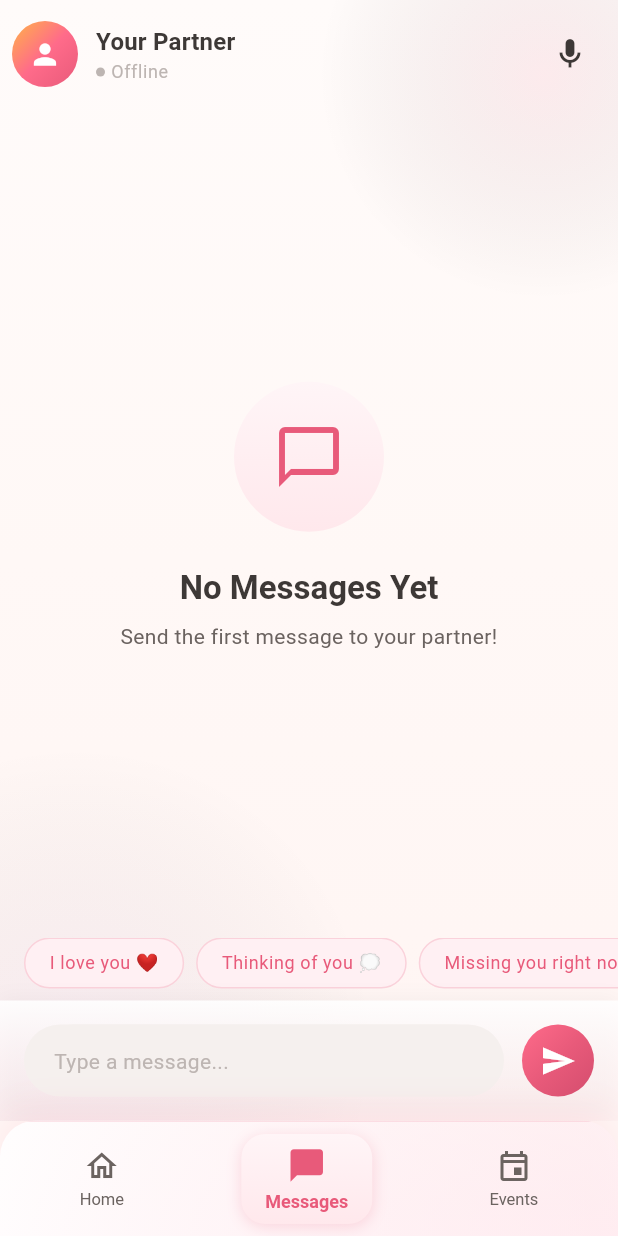
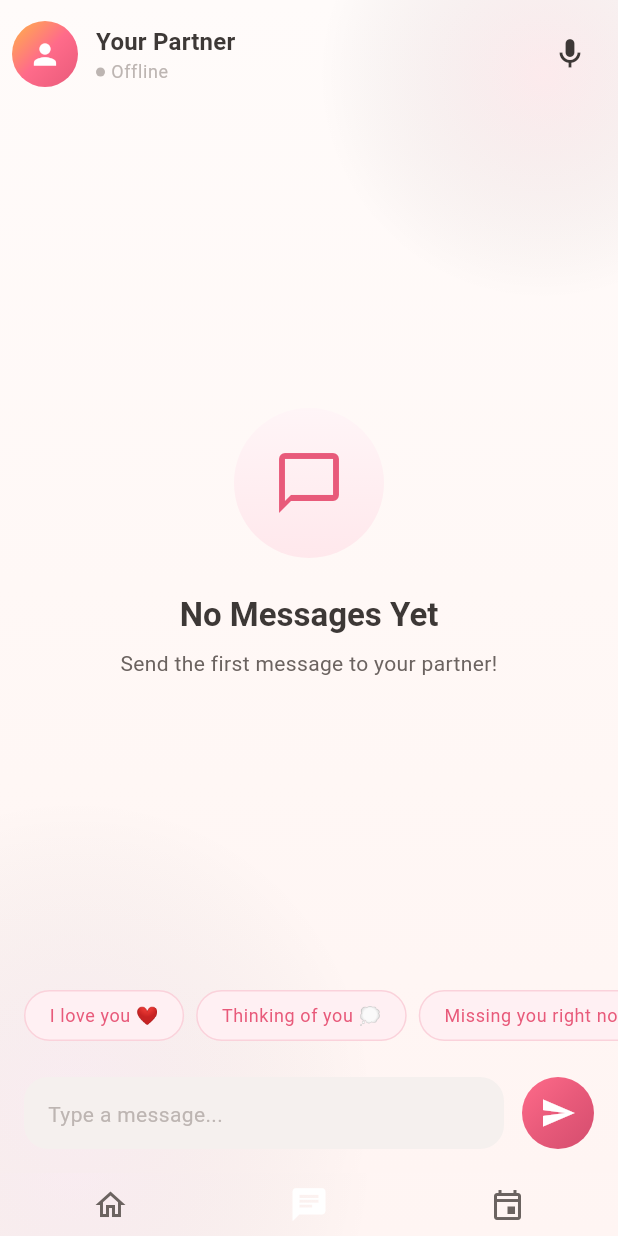
Before and after one commit to Abhishek-S-777/symphonia, a Flutter app: the MainScaffold screen opened directly with empty values, item 2 of the bottom bar chosen, on a phone screen of 412 x 824 dp. Run offline on Flutter 3.47's test engine with Material 3 defaults, Android fonts, the phone set to English and light mode, and no system bars; our stand-ins replace cloud_firestore, equatable, firebase_auth, firebase_core, firebase_messaging, firebase_storage and 10 more; missing offline and left inert: record; accounts and stored records are empty; statements that could not run were skipped.

Commit message:
fix the app bar and the nav items

```diff
--- a/lib/core/theme/app_gradients.dart
+++ b/lib/core/theme/app_gradients.dart
@@ -1,5 +1,4 @@
 import 'package:flutter/material.dart';
-import 'app_colors.dart';
 
 /// Beautiful gradients for Symphonia
 /// Creates the premium, romantic feel throughout the app
--- a/lib/features/messages/presentation/screens/messages_screen.dart
+++ b/lib/features/messages/presentation/screens/messages_screen.dart
@@ -412,33 +412,10 @@ class _MessagesScreenState extends ConsumerState<MessagesScreen> {
   Widget _buildInputArea() {
     return Container(
       padding: const EdgeInsets.all(16),
-      decoration: BoxDecoration(
-        gradient: LinearGradient(
-          begin: Alignment.topCenter,
-          end: Alignment.bottomCenter,
-          colors: [
-            AppColors.white.withValues(alpha: 0.9),
-            AppColors.primarySoft.withValues(alpha: 0.3),
-          ],
-        ),
-        boxShadow: [
-          BoxShadow(
-            color: AppColors.charcoal.withValues(alpha: 0.05),
-            blurRadius: 10,
-            offset: const Offset(0, -2),
-          ),
-        ],
-      ),
       child: SafeArea(
         child: Row(
           children: [
             Expanded(
-              child: Container(
-                padding: const EdgeInsets.symmetric(horizontal: 16),
-                decoration: BoxDecoration(
-                  color: AppColors.grayLight,
-                  borderRadius: BorderRadius.circular(24),
-                ),
               child: TextField(
                 controller: _messageController,
                 textCapitalization: TextCapitalization.sentences,
@@ -451,10 +428,12 @@ class _MessagesScreenState extends ConsumerState<MessagesScreen> {
                   ).textTheme.bodyMedium?.copyWith(color: AppColors.gray),
                   border: InputBorder.none,
                   counterText: '',
-                    contentPadding: const EdgeInsets.symmetric(vertical: 12),
+                  contentPadding: const EdgeInsets.symmetric(
+                    vertical: 12,
+                    horizontal: 12,
+                  ),
                 ),
                 onSubmitted: (value) => _sendMessage(value),
-                ),
               ),
             ),
             const SizedBox(width: 12),
--- a/lib/shared/widgets/main_scaffold.dart
+++ b/lib/shared/widgets/main_scaffold.dart
@@ -1,6 +1,7 @@
 import 'package:flutter/material.dart';
 import 'package:flutter_riverpod/flutter_riverpod.dart';
 import 'package:go_router/go_router.dart';
+import 'package:symphonia/shared/widgets/animated_gradient_background.dart';
 
 import '../../../core/services/message_service.dart';
 import '../../../core/theme/app_colors.dart';
@@ -53,72 +54,26 @@ class _MainScaffoldState extends ConsumerState<MainScaffold> {
     final selectedIndex = _getSelectedIndex();
     final unreadCount = ref.watch(unreadMessagesCountProvider).value ?? 0;
 
-    return Scaffold(
+    return GradientBackground(
+      child: Scaffold(
+        backgroundColor: Colors.transparent,
         body: widget.child,
-      bottomNavigationBar: Container(
-        decoration: BoxDecoration(
-          // Gradient background that blends with the app theme
-          gradient: LinearGradient(
-            begin: Alignment.topCenter,
-            end: Alignment.bottomCenter,
-            colors: [
-              AppColors.primarySoft.withValues(alpha: 0.6),
-              AppColors.blush.withValues(alpha: 0.8),
-            ],
-          ),
-          // Glassmorphism effect
-          boxShadow: [
-            BoxShadow(
-              color: AppColors.primary.withValues(alpha: 0.1),
-              blurRadius: 20,
-              offset: const Offset(0, -8),
-            ),
-          ],
-          // Rounded top corners for premium feel
-          borderRadius: const BorderRadius.only(
-            topLeft: Radius.circular(24),
-            topRight: Radius.circular(24),
-          ),
-        ),
-        child: ClipRRect(
-          borderRadius: const BorderRadius.only(
-            topLeft: Radius.circular(24),
-            topRight: Radius.circular(24),
-          ),
-          child: Container(
-            decoration: BoxDecoration(
-              gradient: LinearGradient(
-                begin: Alignment.topLeft,
-                end: Alignment.bottomRight,
-                colors: [
-                  AppColors.white.withValues(alpha: 0.9),
-                  AppColors.primarySoft.withValues(alpha: 0.5),
-                ],
-              ),
-              border: Border(
-                top: BorderSide(
-                  color: AppColors.primary.withValues(alpha: 0.15),
-                  width: 1,
-                ),
-              ),
-            ),
-            child: SafeArea(
+        bottomNavigationBar: SafeArea(
           child: Padding(
             padding: const EdgeInsets.symmetric(horizontal: 8, vertical: 8),
             child: Row(
+              crossAxisAlignment: CrossAxisAlignment.center,
               mainAxisAlignment: MainAxisAlignment.spaceAround,
               children: [
                 _buildNavItem(
                   icon: Icons.home_outlined,
-                      activeIcon: Icons.home_rounded,
-                      label: 'Home',
+                  activeIcon: Icons.home_outlined,
                   index: 0,
                   isSelected: selectedIndex == 0,
                 ),
                 _buildNavItem(
-                      icon: Icons.chat_bubble_outline_rounded,
-                      activeIcon: Icons.chat_bubble_rounded,
-                      label: 'Messages',
+                  icon: Icons.chat,
+                  activeIcon: Icons.chat,
                   index: 1,
                   isSelected: selectedIndex == 1,
                   badge: unreadCount,
@@ -126,20 +81,16 @@ class _MainScaffoldState extends ConsumerState<MainScaffold> {
                 // _buildNavItem(
                 //   icon: Icons.photo_library_outlined,
                 //   activeIcon: Icons.photo_library_rounded,
-                    //   label: 'Gallery',
                 //   index: 2,
                 //   isSelected: selectedIndex == 2,
                 // ),
                 _buildNavItem(
                   icon: Icons.event_outlined,
                   activeIcon: Icons.event_rounded,
-                      label: 'Events',
                   index: 3,
                   isSelected: selectedIndex == 3,
                 ),
               ],
-                ),
-              ),
             ),
           ),
         ),
@@ -150,34 +101,14 @@ class _MainScaffoldState extends ConsumerState<MainScaffold> {
   Widget _buildNavItem({
     required IconData icon,
     required IconData activeIcon,
-    required String label,
     required int index,
     required bool isSelected,
+    String? label,
     int badge = 0,
   }) {
     return GestureDetector(
       onTap: () => _onItemTapped(index),
       behavior: HitTestBehavior.opaque,
-      child: AnimatedContainer(
-        duration: const Duration(milliseconds: 250),
-        curve: Curves.easeInOut,
-        padding: EdgeInsets.symmetric(
-          horizontal: isSelected ? 16 : 12,
-          vertical: 8,
-        ),
-        decoration: BoxDecoration(
-          gradient: isSelected ? AppGradients.primarySoft : null,
-          borderRadius: BorderRadius.circular(16),
-          boxShadow: isSelected
-              ? [
-                  BoxShadow(
-                    color: AppColors.primary.withValues(alpha: 0.2),
-                    blurRadius: 8,
-                    offset: const Offset(0, 2),
-                  ),
-                ]
-              : null,
-        ),
       child: Column(
         mainAxisSize: MainAxisSize.min,
         children: [
@@ -189,7 +120,7 @@ class _MainScaffoldState extends ConsumerState<MainScaffold> {
                 child: Icon(
                   isSelected ? activeIcon : icon,
                   key: ValueKey(isSelected),
-                    color: isSelected ? AppColors.primary : AppColors.grayDark,
+                  color: isSelected ? AppColors.white : AppColors.grayDark,
                   size: isSelected ? 26 : 24,
                 ),
               ),
@@ -226,19 +157,19 @@ class _MainScaffoldState extends ConsumerState<MainScaffold> {
                 ),
             ],
           ),
-            const SizedBox(height: 4),
+          if (label != null) const SizedBox(height: 4),
+          if (label != null)
             AnimatedDefaultTextStyle(
               duration: const Duration(milliseconds: 200),
               style: TextStyle(
                 fontSize: isSelected ? 12 : 11,
                 fontWeight: isSelected ? FontWeight.w600 : FontWeight.normal,
-                color: isSelected ? AppColors.primary : AppColors.grayDark,
+                color: isSelected ? AppColors.white : AppColors.grayDark,
               ),
               child: Text(label),
             ),
         ],
       ),
-      ),
     );
   }
 }
```
Lines whose indentation alone changed are shown as unchanged.
